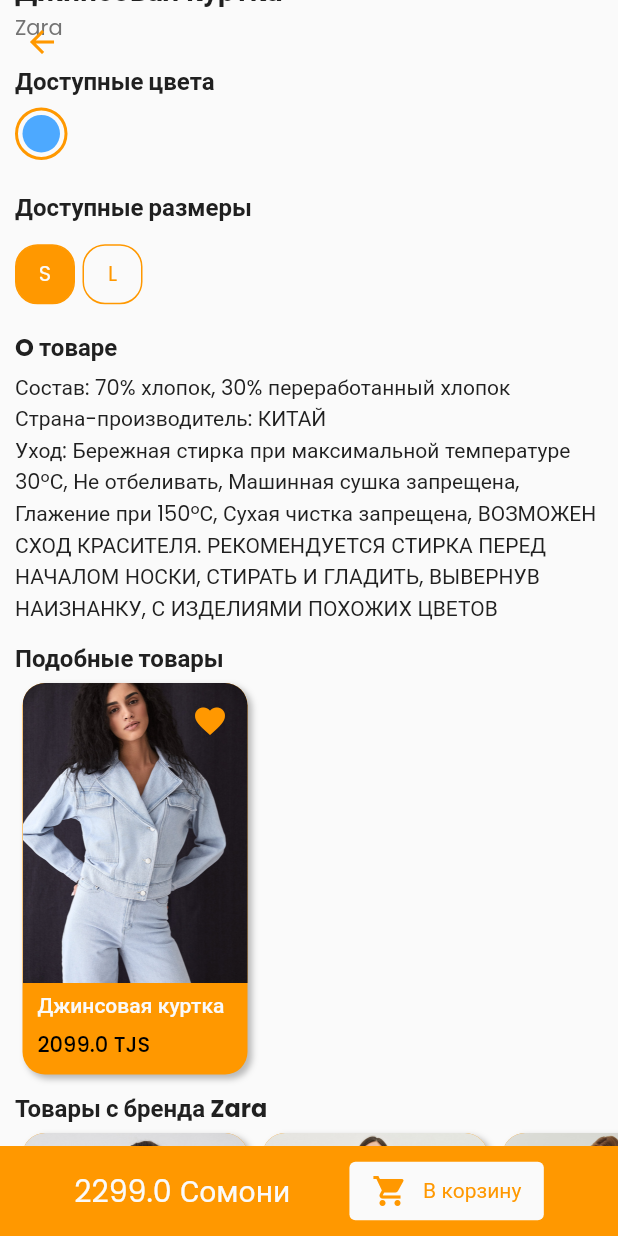
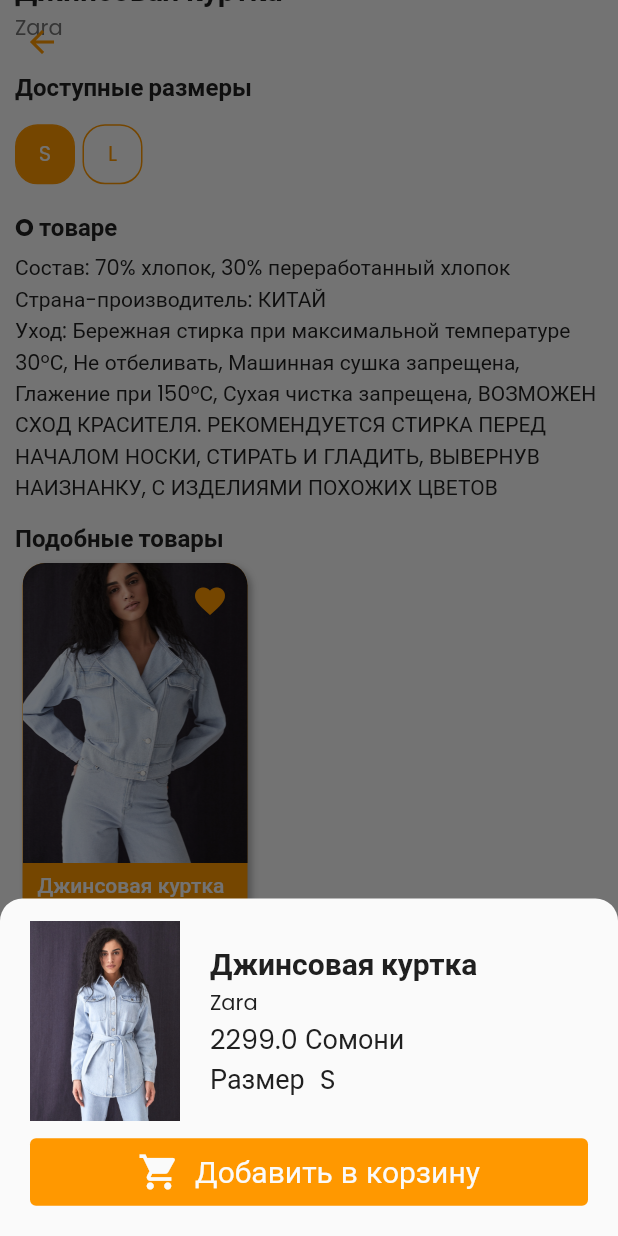
Before and after one commit to abdbuzurg/tajmallfront, a Flutter app: the ClothesScreen screen opened directly with sample values from the repository, scrolled down 576 dp, after a tap on the "favorite outline" icon, after a tap on "В корзину", on a phone screen of 412 x 824 dp. Run offline on Flutter 3.47's test engine with Material 2 defaults, Android fonts, the phone set to English and light mode, and no system bars; drawn by our look-alikes of auto_size_text; our stand-ins replace carousel_slider, flutter_riverpod, google_fonts, smooth_page_indicator.

Commit message:
clothes screen is done

```diff
--- a/lib/providers/clothes_state_notifier.dart
+++ b/lib/providers/clothes_state_notifier.dart
@@ -1,7 +1,6 @@
 import 'package:flutter/cupertino.dart';
 import 'package:flutter/material.dart';
 import 'package:flutter_riverpod/flutter_riverpod.dart';
-import 'package:taj_mall/state/clothes.dart';
 
 class ClothesStateNotifier extends StateNotifier<Clothes> {
   ClothesStateNotifier(Clothes state) : super(state);
@@ -14,3 +13,10 @@ class ClothesStateNotifier extends StateNotifier<Clothes> {
     state = Clothes(color, state.size);
   }
 }
+
+class Clothes {
+  Color color;
+  String size;
+
+  Clothes(this.color, this.size);
+}
--- a/lib/state/clothes.dart
+++ /dev/null
@@ -1,8 +0,0 @@
-import 'package:flutter/material.dart';
-
-class Clothes {
-  Color color;
-  String size;
-
-  Clothes(this.color, this.size);
-}
--- a/lib/views/clothes_screen/clothes_screen.dart
+++ b/lib/views/clothes_screen/clothes_screen.dart
@@ -2,7 +2,6 @@ import 'package:flutter/material.dart';
 import 'package:flutter_riverpod/flutter_riverpod.dart';
 import 'package:taj_mall/fake_data/woman_data.dart';
 import 'package:taj_mall/providers/clothes_state_notifier.dart';
-import 'package:taj_mall/state/clothes.dart';
 import 'package:taj_mall/views/clothes_screen/components/brand_products.dart';
 
 import 'components/available_colors.dart';
@@ -55,9 +54,10 @@ class ClothesScreen extends ConsumerWidget {
                     name: data.name,
                     brand: data.brand,
                   ),
-                  AvailableColors(
-                    colors: data.colors,
-                  ),
+                  if (data.colors.length > 1)
+                    AvailableColors(
+                      colors: data.colors,
+                    ),
                   AvailableSizes(sizes: data.sizes),
                   ClothesDescription(description: data.description),
                   if (isThereSimilarProducts)
@@ -73,7 +73,7 @@ class ClothesScreen extends ConsumerWidget {
               ),
             ),
           ),
-          PriceAndCard(price: data.price),
+          PriceAndCard(data: data),
         ],
       ),
     );
--- a/lib/views/clothes_screen/components/available_colors.dart
+++ b/lib/views/clothes_screen/components/available_colors.dart
@@ -16,27 +16,24 @@ class AvailableColors extends StatelessWidget {
       height: 80,
       padding: EdgeInsets.symmetric(
         horizontal: kDefaultPadding,
-        vertical: kDefaultPadding / 2,
       ),
       child: Column(
         crossAxisAlignment: CrossAxisAlignment.start,
         mainAxisAlignment: MainAxisAlignment.spaceAround,
         children: [
           DetailTitle(title: "Доступные цвета"),
-          Row(
-            crossAxisAlignment: CrossAxisAlignment.center,
-            mainAxisAlignment: MainAxisAlignment.start,
-            children: [
           Container(
-                child: Row(
-                  children: [
-                    ...colors.map(
-                      (Color color) => InkWell(
+            height: 40,
+            child: ListView.builder(
+              scrollDirection: Axis.horizontal,
+              itemCount: colors.length,
+              itemBuilder: (BuildContext context, int index) {
+                return InkWell(
                   borderRadius: BorderRadius.circular(5),
                   onTap: () {
                     context
                         .read(clothesStateNotifier.notifier)
-                              .updateColor(color);
+                        .updateColor(colors[index]);
                   },
                   child: Container(
                     padding: EdgeInsets.all(3),
@@ -45,7 +42,7 @@ class AvailableColors extends StatelessWidget {
                     decoration: BoxDecoration(
                       shape: BoxShape.circle,
                       border: Border.all(
-                              color: color == selectedColor
+                        color: colors[index] == selectedColor
                             ? theme.primaryColor
                             : theme.backgroundColor,
                         width: 2,
@@ -56,16 +53,13 @@ class AvailableColors extends StatelessWidget {
                       width: 25,
                       decoration: BoxDecoration(
                         shape: BoxShape.circle,
-                              color: color,
+                        color: colors[index],
                       ),
                     ),
                   ),
+                );
+              },
             ),
-                    ),
-                  ],
-                ),
-              ),
-            ],
           ),
         ],
       ),
--- /dev/null
+++ b/lib/views/clothes_screen/components/confirmation.dart
@@ -0,0 +1,133 @@
+import 'package:auto_size_text/auto_size_text.dart';
+import 'package:flutter/material.dart';
+import 'package:flutter_riverpod/flutter_riverpod.dart';
+import 'package:taj_mall/fake_data/woman_data.dart';
+import 'package:taj_mall/helpers/constants.dart';
+
+import '../clothes_screen.dart';
+
+void showConfirmation(BuildContext context, WomanData data) {
+  showModalBottomSheet(
+    shape: RoundedRectangleBorder(
+      borderRadius: BorderRadius.only(
+          topLeft: Radius.circular(15), topRight: Radius.circular(15)),
+    ),
+    context: context,
+    isScrollControlled: true,
+    builder: (BuildContext context) {
+      final theme = Theme.of(context);
+      Color selectedColor = context.read(clothesStateNotifier).color;
+      String selectedSize = context.read(clothesStateNotifier).size;
+
+      return Container(
+        height: 225,
+        padding: EdgeInsets.symmetric(
+          horizontal: 2 * kDefaultPadding,
+          vertical: 1.5 * kDefaultPadding,
+        ),
+        child: Column(
+          crossAxisAlignment: CrossAxisAlignment.start,
+          children: [
+            Row(
+              children: [
+                Image.asset(data.images[0], width: 100),
+                SizedBox(width: 20),
+                Column(
+                  crossAxisAlignment: CrossAxisAlignment.start,
+                  children: [
+                    AutoSizeText(
+                      data.name,
+                      maxFontSize: theme.textTheme.headline1!.fontSize!,
+                      style: TextStyle(
+                        fontSize: theme.textTheme.headline1!.fontSize!,
+                        fontWeight: FontWeight.bold,
+                      ),
+                    ),
+                    Text(
+                      data.brand,
+                      style: TextStyle(
+                        fontSize: theme.textTheme.subtitle1!.fontSize!,
+                      ),
+                    ),
+                    Text(
+                      "${data.price.toString()} Сомони",
+                      style: TextStyle(
+                        fontSize: theme.textTheme.headline2!.fontSize!,
+                      ),
+                    ),
+                    if (data.colors.length > 1)
+                      Row(
+                        children: [
+                          Text(
+                            "Цвет",
+                            style: TextStyle(
+                              fontSize: theme.textTheme.headline2!.fontSize!,
+                            ),
+                          ),
+                          SizedBox(width: 10),
+                          Container(
+                            height: 25,
+                            width: 25,
+                            decoration: BoxDecoration(
+                              shape: BoxShape.circle,
+                              color: selectedColor,
+                            ),
+                          ),
+                        ],
+                      ),
+                    Row(
+                      children: [
+                        Text(
+                          "Размер",
+                          style: TextStyle(
+                            fontSize: theme.textTheme.headline2!.fontSize!,
+                          ),
+                        ),
+                        SizedBox(width: 10),
+                        Text(
+                          selectedSize,
+                          style: TextStyle(
+                            fontSize: theme.textTheme.headline2!.fontSize!,
+                          ),
+                        )
+                      ],
+                    ),
+                  ],
+                ),
+              ],
+            ),
+            SizedBox(height: 10),
+            TextButton(
+              onPressed: () {},
+              child: Row(
+                mainAxisAlignment: MainAxisAlignment.center,
+                children: [
+                  Icon(
+                    Icons.local_grocery_store,
+                    color: theme.backgroundColor,
+                    size: 28,
+                  ),
+                  SizedBox(width: 10),
+                  Text(
+                    "Добавить в корзину",
+                    style: TextStyle(
+                      color: theme.backgroundColor,
+                      fontSize: theme.textTheme.headline1!.fontSize,
+                    ),
+                  ),
+                ],
+              ),
+              style: TextButton.styleFrom(
+                padding: EdgeInsets.symmetric(
+                  horizontal: 15,
+                  vertical: 7.5,
+                ),
+                backgroundColor: theme.primaryColor,
+              ),
+            ),
+          ],
+        ),
+      );
+    },
+  );
+}
--- a/lib/views/clothes_screen/components/price_and_card.dart
+++ b/lib/views/clothes_screen/components/price_and_card.dart
@@ -1,13 +1,15 @@
 import 'package:flutter/material.dart';
+import 'package:taj_mall/fake_data/woman_data.dart';
 import 'package:taj_mall/helpers/constants.dart';
+import 'package:taj_mall/views/clothes_screen/components/confirmation.dart';
 
 class PriceAndCard extends StatelessWidget {
   const PriceAndCard({
     Key? key,
-    required this.price,
+    required this.data,
   }) : super(key: key);
 
-  final double price;
+  final WomanData data;
 
   @override
   Widget build(BuildContext context) {
@@ -27,14 +29,16 @@ class PriceAndCard extends StatelessWidget {
         mainAxisAlignment: MainAxisAlignment.spaceEvenly,
         children: [
           Text(
-            "${price.toString()} Сомони",
+            "${data.price.toString()} Сомони",
             style: TextStyle(
               fontSize: theme.textTheme.headline1!.fontSize,
               color: theme.backgroundColor,
             ),
           ),
           TextButton(
-            onPressed: () {},
+            onPressed: () {
+              showConfirmation(context, data);
+            },
             child: Row(
               children: [
                 Icon(
```
Also changed, not shown: lib/views/clothes_screen/components/conformation.dart (deleted). Lines whose indentation alone changed are shown as unchanged.
